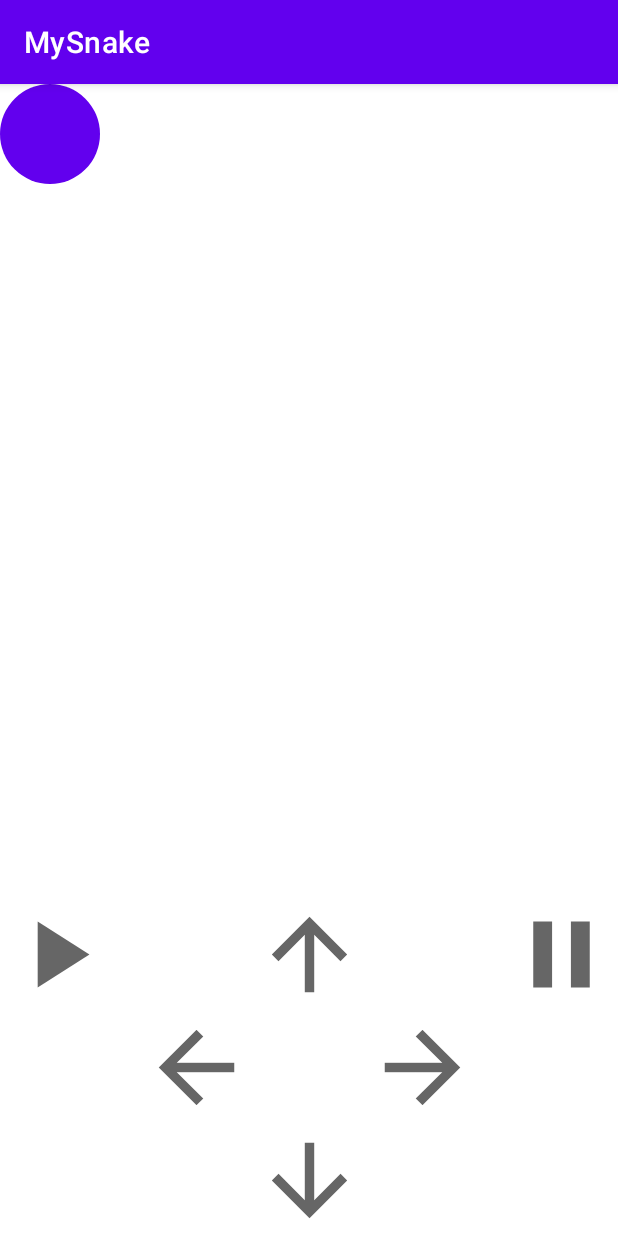
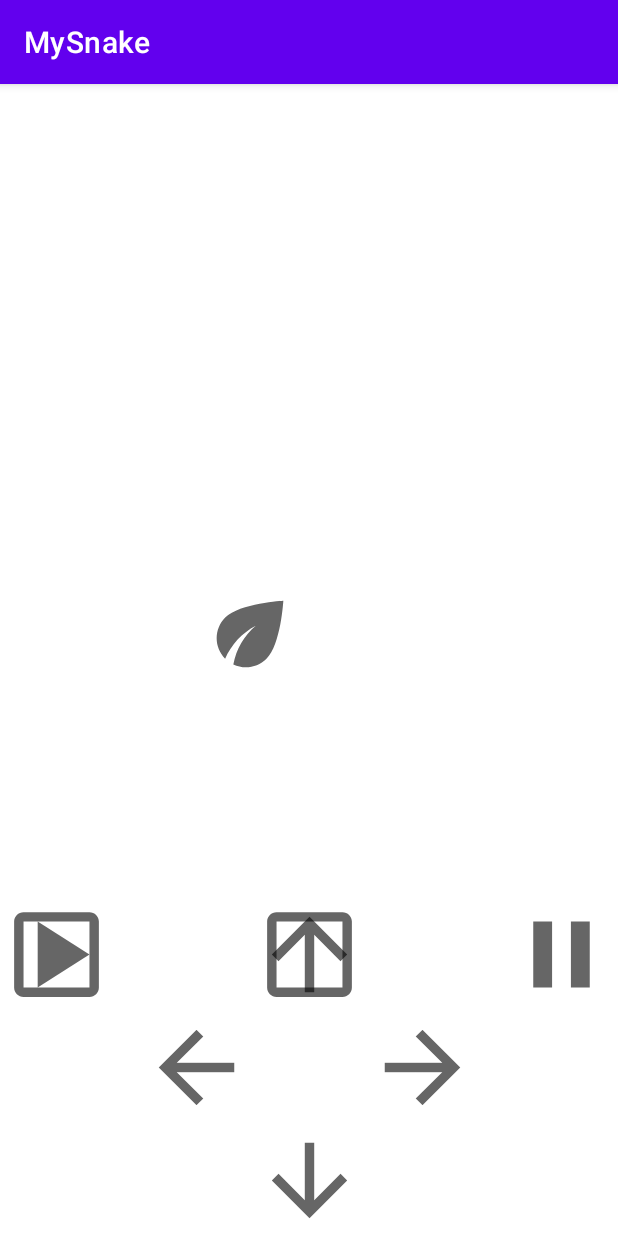
Before and after one commit to kelrus/MySnake, an Android app: the screen it shows after launch (MainActivity), after a tap on an icon or button, on a phone screen of 412 x 824 dp. Run offline under Robolectric (Android 15) with nearby library versions, the phone set to English and light mode, and no system bars.

Commit message:
added outline of currently choose move and game mode (Play or Pause)

```diff
--- a/app/src/main/java/com/example/mysnake/MainActivity.kt
+++ b/app/src/main/java/com/example/mysnake/MainActivity.kt
@@ -22,21 +22,43 @@ class MainActivity : AppCompatActivity() {
         super.onCreate(savedInstanceState)
         setContentView(R.layout.activity_main)
 
+        Feed.layoutParams = FrameLayout.LayoutParams(HeadSize,HeadSize)
+        Feed.background = ContextCompat.getDrawable( this, R.drawable.ic_feed)
+        container.addView(Feed)
 
         head.layoutParams = FrameLayout.LayoutParams(HeadSize,HeadSize)
         head.background = ContextCompat.getDrawable( this, R.drawable.circle)
         container.addView(head)
+
+        icArrowUp.setOnClickListener {
+            Snake.SnakeMove = {move(Directions.Up) }
+            icChooseMove.layoutParams = icArrowUp.layoutParams
+        }
+        icArrowDown.setOnClickListener {
+            Snake.SnakeMove = {move(Directions.Down)}
+            icChooseMove.layoutParams = icArrowDown.layoutParams
+        }
+        icArrowLeft.setOnClickListener {
+            Snake.SnakeMove = {move(Directions.Left)}
+            icChooseMove.layoutParams = icArrowLeft.layoutParams
+        }
+        icArrowRight.setOnClickListener {
+            Snake.SnakeMove = {move(Directions.Right)}
+            icChooseMove.layoutParams = icArrowRight.layoutParams
+        }
+        icPause.setOnClickListener {
+            isPlay=false
+            icChoosePlay.layoutParams = icPause.layoutParams
+        }
+        icPlay.setOnClickListener {
+            isPlay=true
+            icChoosePlay.layoutParams = icPlay.layoutParams
+        }
+
         Start();
-
-        icArrowUp.setOnClickListener { Snake.SnakeMove = {move(Directions.Up, head)} }
-        icArrowDown.setOnClickListener { Snake.SnakeMove = {move(Directions.Down, head)} }
-        icArrowLeft.setOnClickListener { Snake.SnakeMove = {move(Directions.Left, head)} }
-        icArrowRight.setOnClickListener { Snake.SnakeMove = {move(Directions.Right,head)} }
-        icPause.setOnClickListener { isPlay=false }
-        icPlay.setOnClickListener { isPlay=true }
     }
 
-    fun move(directions: Directions, head:View){
+    fun move(directions: Directions){
         when (directions) {
             Directions.Up -> (head.layoutParams as FrameLayout.LayoutParams).topMargin -=HeadSize
             Directions.Down ->(head.layoutParams as FrameLayout.LayoutParams).topMargin +=HeadSize
@@ -44,35 +66,28 @@ class MainActivity : AppCompatActivity() {
             Directions.Right -> (head.layoutParams as FrameLayout.LayoutParams).leftMargin +=HeadSize
         }
         runOnUiThread {
-            EatSnake(head)
+            EatSnake()
             container.removeView(head)
             container.addView(head)
         }
     }
 
-    private fun GenerateFeed(head: View){
+    private fun GenerateFeed(){
         Thread(Runnable {
-            var generate=true
-            while(generate) {
-                Feed.layoutParams = FrameLayout.LayoutParams(HeadSize,HeadSize)
-                Feed.background = ContextCompat.getDrawable( this, R.drawable.ic_feed)
-                (Feed.layoutParams as FrameLayout.LayoutParams).topMargin = (1..10).random() * HeadSize
-                (Feed.layoutParams as FrameLayout.LayoutParams).leftMargin = (1..10).random() * HeadSize
-                if (head.top != Feed.top || head.left != Feed.left){
-                    generate = false
-                }
-            }
+            (Feed.layoutParams as FrameLayout.LayoutParams).topMargin = (1..9).random() * HeadSize
+            (Feed.layoutParams as FrameLayout.LayoutParams).leftMargin = (1..9).random() * HeadSize
             runOnUiThread{
                 container.addView(Feed)
             }
+
         }).start()
     }
 
-    private fun EatSnake(head: View){
+    private fun EatSnake(){
         if(head.top==Feed.top && head.left==Feed.left)
         {
             container.removeView(Feed)
-            GenerateFeed(head)
+            GenerateFeed()
         }
     }
 }
--- a/app/src/main/java/com/example/mysnake/Snake.kt
+++ b/app/src/main/java/com/example/mysnake/Snake.kt
@@ -3,12 +3,12 @@ package com.example.mysnake
 object Snake{
 
     var SnakeMove:() -> Unit = {}
-    var isPlay = true;
+    var isPlay = true
 
     fun Start(){
         Thread(Runnable{
             while (true){
-                Thread.sleep(500)
+                Thread.sleep(250)
                 if(isPlay){
                     SnakeMove()
                 }
--- /dev/null
+++ b/app/src/main/res/drawable/ic_chooseplayer.xml
@@ -0,0 +1,10 @@
+<vector xmlns:android="http://schemas.android.com/apk/res/android"
+    android:width="24dp"
+    android:height="24dp"
+    android:viewportWidth="24"
+    android:viewportHeight="24"
+    android:tint="?attr/colorControlNormal">
+  <path
+      android:fillColor="@android:color/white"
+      android:pathData="M19,5v14H5V5h14m0,-2H5c-1.1,0 -2,0.9 -2,2v14c0,1.1 0.9,2 2,2h14c1.1,0 2,-0.9 2,-2V5c0,-1.1 -0.9,-2 -2,-2z"/>
+</vector>
--- a/app/src/main/res/layout/activity_main.xml
+++ b/app/src/main/res/layout/activity_main.xml
@@ -40,7 +40,26 @@
             app:layout_constraintEnd_toEndOf="parent"
             app:layout_constraintStart_toStartOf="parent"
             app:layout_constraintTop_toTopOf="parent"
-            app:layout_constraintVertical_bias="0.502" />
+            app:layout_constraintVertical_bias="0.5" />
+
+        <ImageView
+            android:id="@+id/icChoosePlay"
+            android:layout_width="75dp"
+            android:layout_height="75dp"
+            app:layout_constraintStart_toStartOf="parent"
+            app:layout_constraintTop_toTopOf="parent"
+            android:src="@drawable/ic_chooseplayer" />
+
+        <ImageView
+            android:id="@+id/icChooseMove"
+            android:layout_width="75dp"
+            android:layout_height="75dp"
+            app:layout_constraintBottom_toBottomOf="parent"
+            app:layout_constraintEnd_toEndOf="parent"
+            app:layout_constraintStart_toStartOf="parent"
+            app:layout_constraintTop_toTopOf="parent"
+            app:layout_constraintVertical_bias="0.5"
+            android:src="@drawable/ic_chooseplayer"/>
 
         <ImageView
             android:id="@+id/icArrowRight"
```
